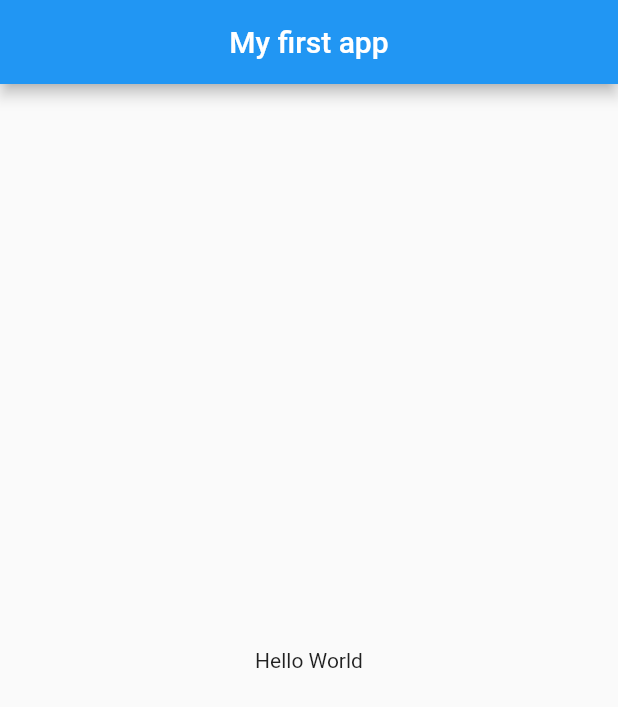
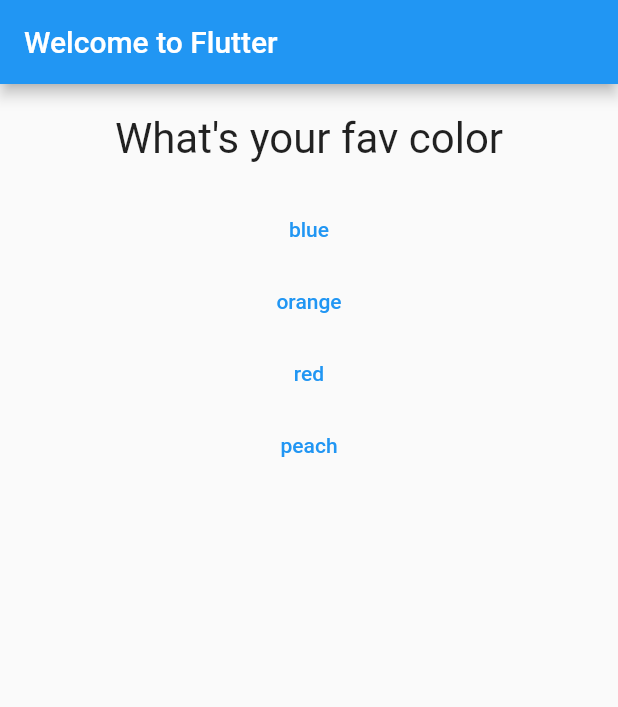
Before and after one commit to DivyaThangavelsamy/Flutter, a Flutter app: the screen it shows after launch, on a phone screen of 412 x 824 dp. Shown: the top 707 px of the screen. Run offline on Flutter 3.47's test engine with Material 2 defaults, Android fonts, the phone set to English and light mode, and no system bars.

Commit message:
quiz app

```diff
--- /dev/null
+++ b/lib/answer.dart
@@ -0,0 +1,21 @@
+import 'package:flutter/material.dart';
+
+class Answer extends StatelessWidget {
+  final Function()? selectHandler;
+  final String answer;
+
+  Answer(this.selectHandler,this.answer);
+
+  @override
+  Widget build(BuildContext context) {
+    return Container(
+      width: double.infinity,
+      child: MaterialButton(
+          child: Text(answer),
+       onPressed: selectHandler,
+        textColor: Colors.blue,
+      ),
+
+    );
+  }
+}
--- a/lib/main.dart
+++ b/lib/main.dart
@@ -1,12 +1,60 @@
 import 'package:flutter/material.dart';
 
-void main() {
-  runApp(MaterialApp(
-    home: Scaffold(
-      appBar: AppBar(
-        title: Center(child: Text('My first app')),
+import './question.dart';
+import './answer.dart';
+
+void main() => runApp(MyApp());
+
+class MyApp extends StatefulWidget {
+  @override
+  State<StatefulWidget> createState() {
+    return _MyAppState();
+  }
+}
+
+class _MyAppState extends State<MyApp> {
+  var _questionIndex = 0;
+
+  void _answerQuestion() {
+    setState(() {
+      _questionIndex = _questionIndex + 1;
+    });
+  }
+
+  @override
+  Widget build(BuildContext context) {
+    var questions = [
+      {
+        'questionText': 'What\'s your fav color',
+        'answerText': ['blue', 'orange', 'red', 'peach'],
+      },
+      {
+        'questionText': 'What\'s your fav animal',
+        'answerText': ['dog', 'cat', 'tiger'],
+      },
+      {
+        'questionText': 'What\'s your fav place',
+        'answerText': ['london', 'india', 'America'],
+      }
+    ];
+
+    return MaterialApp(
+      home: Scaffold(
+        appBar: AppBar(
+          title: const Text('Welcome to Flutter'),
+        ),
+        body: Column(
+          children: [
+            Question(
+              questions[_questionIndex]['questionText'].toString(),
+            ),
+            ...(questions[_questionIndex]['answerText'] as List<String>)
+                .map((answer) {
+              return Answer(_answerQuestion, answer);
+            }).toList()
+          ],
+        ),
       ),
-      body: Center(child: Text('Hello World')),
-    ),
-  ));
+    );
+  }
 }
--- /dev/null
+++ b/lib/question.dart
@@ -0,0 +1,20 @@
+import 'package:flutter/material.dart';
+
+class Question extends StatelessWidget {
+  final String questionText;
+
+  Question(this.questionText);
+
+  @override
+  Widget build(BuildContext context) {
+    return Container(
+      width: double.infinity,
+      margin: EdgeInsets.all(20),
+      child: Text(
+        questionText,
+        style: TextStyle(fontSize: 28),
+        textAlign: TextAlign.center,
+      ),
+    );
+  }
+}
--- a/pubspec.yaml
+++ b/pubspec.yaml
@@ -28,6 +28,7 @@ dependencies:
   # The following adds the Cupertino Icons font to your application.
   # Use with the CupertinoIcons class for iOS style icons.
   cupertino_icons: ^1.0.2
+  english_words: ^4.0.0
 
 dev_dependencies:
   flutter_test:
```
Also changed, not shown: pubspec.lock.
